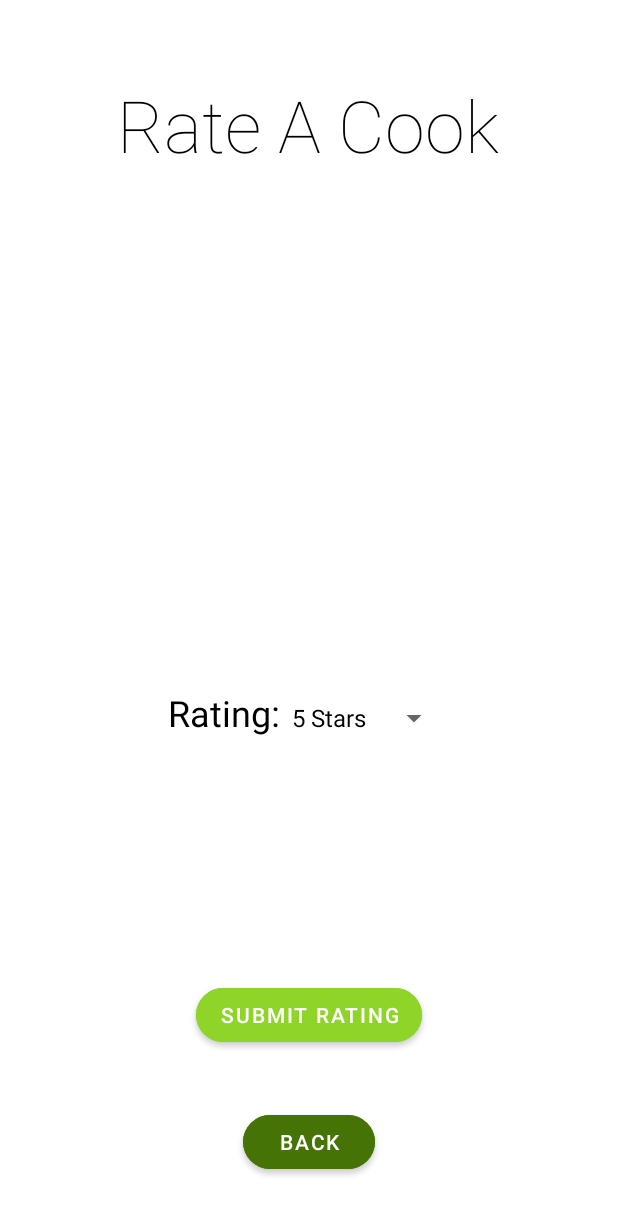
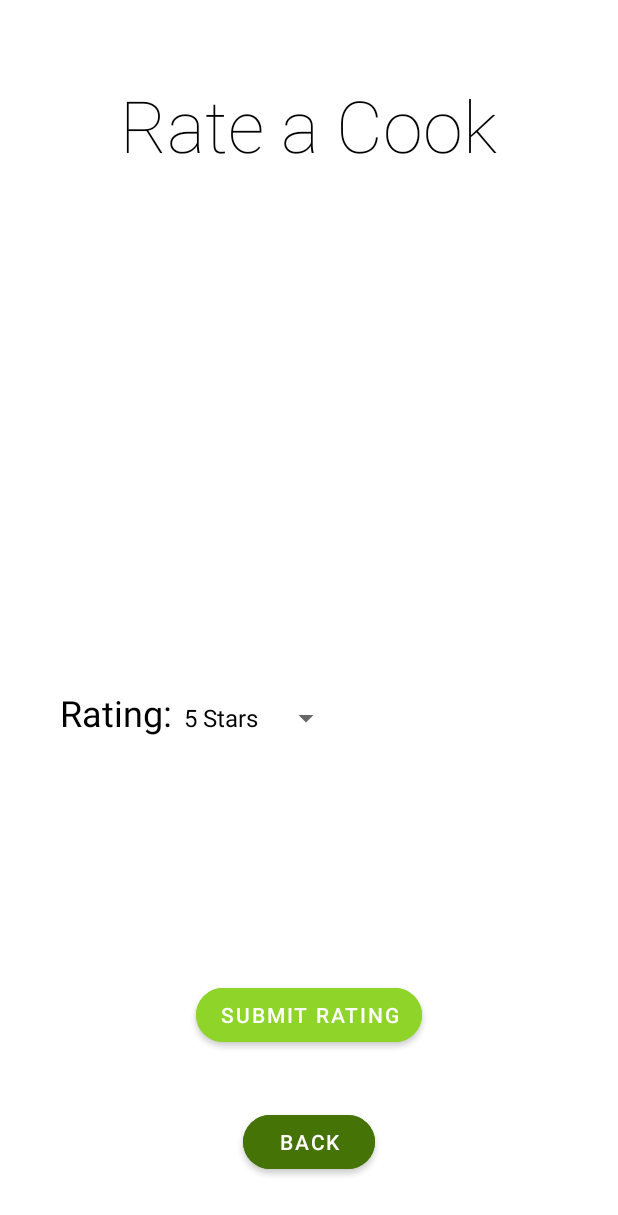
Before and after one commit to uOttawaSEGA2022/project-group-3, an Android app: the ClientRatingActivity screen opened directly, with no data from a screen before it, on a phone screen of 412 x 824 dp. Shown: the top 1215 px of the screen. Run offline under Robolectric (Android 15) with nearby library versions, the phone set to English and light mode, and no system bars; our stand-ins replace Firebase (no records; nobody signed in at launch, a user with empty details on screens opened directly); Roboto replaces fonts that are not available here.

Commit message:
Added UI changes (functionality not added yet)

```diff
--- a/app/src/main/java/com/example/mealer/WelcomeClientPage.java
+++ b/app/src/main/java/com/example/mealer/WelcomeClientPage.java
@@ -91,7 +91,7 @@ public class WelcomeClientPage extends AppCompatActivity {
     }
 
     public void sendToRatings(View view){
-        Intent intent = new Intent(getApplicationContext(), MasterMenu.class);
+        Intent intent = new Intent(getApplicationContext(), ClientRatingActivity.class);
         startActivityForResult(intent, 0);
     }
 
--- a/app/src/main/res/drawable/light_green_rounded_background.xml
+++ b/app/src/main/res/drawable/light_green_rounded_background.xml
@@ -1,5 +1,5 @@
 <?xml version="1.0" encoding="utf-8"?>
 <shape xmlns:android="http://schemas.android.com/apk/res/android">
-    <gradient android:type="linear" android:startColor="#8ED429" android:endColor="#467305"></gradient>
+    <solid android:color="@color/light_green"></solid>
     <corners android:radius="10dp"></corners>
 </shape>
--- a/app/src/main/res/layout/activity_client_rating.xml
+++ b/app/src/main/res/layout/activity_client_rating.xml
@@ -11,7 +11,7 @@
         android:layout_width="wrap_content"
         android:layout_height="wrap_content"
         android:fontFamily="sans-serif-thin"
-        android:text="Rate A Cook"
+        android:text="Rate a Cook"
         android:textColor="@color/black"
         android:textSize="48sp"
         app:layout_constraintBottom_toBottomOf="parent"
@@ -38,33 +38,18 @@
         app:layout_constraintTop_toBottomOf="parent">
 
         <LinearLayout
-            android:id="@+id/cookSelectRow"
+            android:id="@+id/cooksLayout"
             android:layout_width="match_parent"
             android:layout_height="270dp"
             android:layout_margin="20dp"
-            android:gravity="center_horizontal"
-            android:orientation="horizontal">
-
-            <ScrollView
-                android:id="@+id/cooksScrollView"
-                android:layout_width="match_parent"
-                android:layout_height="match_parent">
-
-                <LinearLayout
-                    android:id="@+id/cooksLayout"
-                    android:layout_width="match_parent"
-                    android:layout_height="wrap_content"
-                    android:orientation="vertical" />
-            </ScrollView>
-
-        </LinearLayout>
+            android:orientation="vertical" />
 
         <LinearLayout
             android:id="@+id/cookRatingRow"
             android:layout_width="match_parent"
             android:layout_height="wrap_content"
             android:layout_margin="20dp"
-            android:gravity="center_horizontal"
+            android:gravity="left"
             android:orientation="horizontal">
 
             <TextView
--- a/app/src/main/res/layout/activity_welcome_client.xml
+++ b/app/src/main/res/layout/activity_welcome_client.xml
@@ -87,7 +87,7 @@
         android:layout_height="wrap_content"
         android:layout_marginTop="8dp"
         android:backgroundTint="@color/light_green"
-        android:onClick="submitComplaint"
+        android:onClick="sendToRatings"
         android:text="Rate a Cook"
         app:cornerRadius="25dp"
         app:layout_constraintBottom_toTopOf="@+id/logOutButton"
```
Also changed, not shown: app/src/main/java/com/example/mealer/ClientRatingActivity.java (+77 -0 lines).
